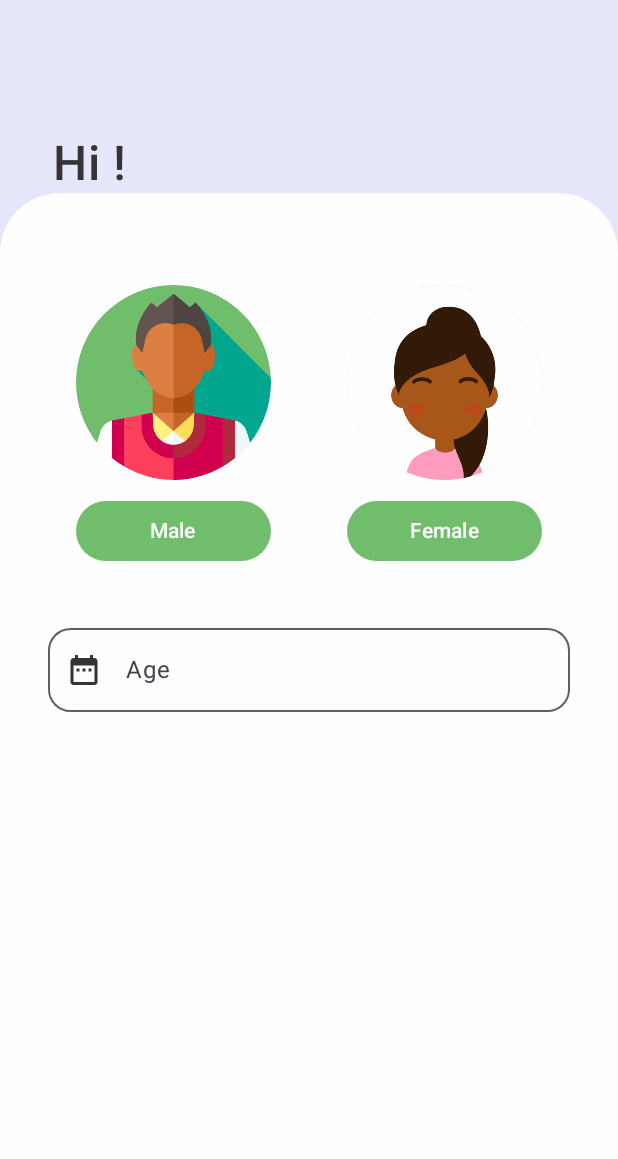
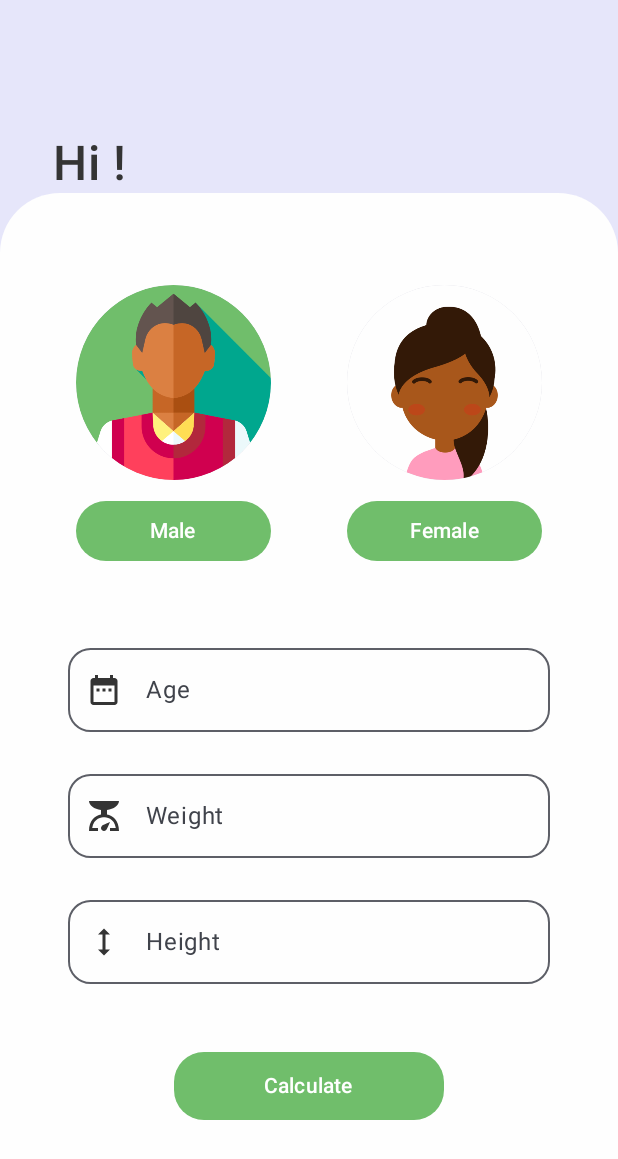
Before and after one commit to thaynafreire/bmi, an Android app built with Jetpack Compose: the UserDataScreen screen opened through its navigation route, on a phone screen of 412 x 824 dp. Shown: the top 1159 px of the screen. Run offline under Robolectric (Android 15) with nearby library versions, the light colour scheme and no system bars.

Commit message:
nao finalizado

```diff
--- a/app/src/main/java/br/senai/sp/jandira/bmi/screens/UserDataScreen.kt
+++ b/app/src/main/java/br/senai/sp/jandira/bmi/screens/UserDataScreen.kt
@@ -17,6 +17,8 @@ import androidx.compose.foundation.shape.CircleShape
 import androidx.compose.foundation.shape.RoundedCornerShape
 import androidx.compose.material.icons.Icons
 import androidx.compose.material.icons.filled.DateRange
+import androidx.compose.material.icons.filled.Height
+import androidx.compose.material.icons.filled.Scale
 import androidx.compose.material3.Button
 import androidx.compose.material3.ButtonDefaults
 import androidx.compose.material3.Card
@@ -26,6 +28,8 @@ import androidx.compose.material3.Icon
 import androidx.compose.material3.OutlinedTextField
 import androidx.compose.material3.Text
 import androidx.compose.runtime.Composable
+import androidx.compose.runtime.mutableStateOf
+import androidx.compose.runtime.remember
 import androidx.compose.ui.Alignment
 import androidx.compose.ui.Modifier
 import androidx.compose.ui.graphics.Brush
@@ -175,13 +179,13 @@ fun UserDataScreen(modifier: Modifier = Modifier){
                     }
                     Column (
                         modifier = Modifier
-                            .padding(32.dp)
+                            .padding(45.dp)
                             .fillMaxSize()
                     ){
                         OutlinedTextField(
                             modifier = Modifier
                                 .fillMaxWidth()
-                                .padding(bottom = 25.dp),
+                                .padding(bottom = 20.dp),
                             shape = RoundedCornerShape(
                                 topStart = 15.dp,
                                 topEnd = 15.dp,
@@ -199,7 +203,68 @@ fun UserDataScreen(modifier: Modifier = Modifier){
                                 )
                             }
                         )
+                        OutlinedTextField(
+                            modifier = Modifier
+                                .fillMaxWidth()
+                                .padding(bottom = 20.dp),
+                            shape = RoundedCornerShape(
+                                topStart = 15.dp,
+                                topEnd = 15.dp,
+                                bottomStart = 15.dp,
+                                bottomEnd = 15.dp,
+                            ),
+                            value = "",
+                            onValueChange = {},
+                            label = { Text(text = "Weight") },
+                            leadingIcon = {
+                                Icon(
+                                    imageVector = Icons.Default.Scale,
+                                    contentDescription = "",
+                                    tint = Color(0xff343434)
+                                )
+                            }
+                        )
+                        OutlinedTextField(
+                            modifier = Modifier
+                                .fillMaxWidth()
+                                .padding(bottom = 35.dp),
+                            shape = RoundedCornerShape(
+                                topStart = 15.dp,
+                                topEnd = 15.dp,
+                                bottomStart = 15.dp,
+                                bottomEnd = 15.dp,
+                            ),
+                            value = "",
+                            onValueChange = {},
+                            label = { Text(text = "Height") },
+                            leadingIcon = {
+                                Icon(
+                                    imageVector = Icons.Default.Height,
+                                    contentDescription = "",
+                                    tint = Color(0xff343434)
+                                )
+                            }
+                        )
+                        Button(
+                            onClick = {},
+                            shape = RoundedCornerShape(20.dp),
+                            colors = ButtonDefaults.buttonColors(
+                                Color(0xff70be6b)
+                            ),
+                            modifier = Modifier
+                                .padding(top = 10.dp)
+                                .width(180.dp)
+                                .height(45.dp)
+                                .align(Alignment.CenterHorizontally)
+                        ) {
+                            Text(
+                                text = stringResource(
+                                    R.string.button_calculate_userdatascreen
+                                )
+                            )
+                        }
                     }
+
                 }
             }
         }
```
